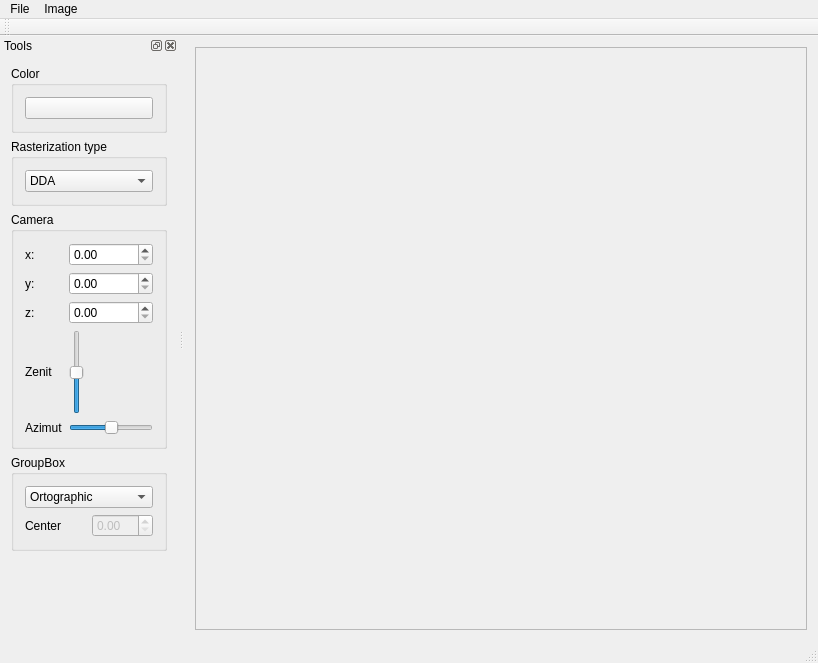
Qt form src/ThreeDViewer.ui (TimurKr/DigitalElevationModel) before a commit.
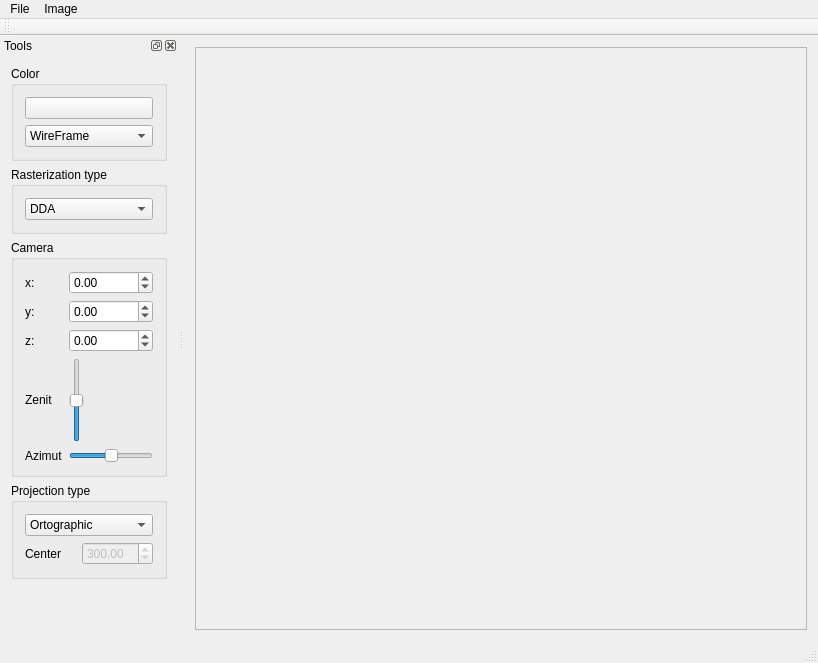
The same form after that commit.

Commit message: Somewhat working coloring based on side, troubles with z-index

```diff
--- a/src/ThreeDViewer.ui
+++ b/src/ThreeDViewer.ui
@@ -92,6 +92,25 @@
           </property>
          </widget>
         </item>
+        <item>
+         <widget class="QComboBox" name="coloring_type">
+          <item>
+           <property name="text">
+            <string>WireFrame</string>
+           </property>
+          </item>
+          <item>
+           <property name="text">
+            <string>Vertex</string>
+           </property>
+          </item>
+          <item>
+           <property name="text">
+            <string>Sides</string>
+           </property>
+          </item>
+         </widget>
+        </item>
        </layout>
       </widget>
      </item>
@@ -158,10 +177,24 @@
          </widget>
         </item>
         <item row="0" column="1">
-         <widget class="QDoubleSpinBox" name="camera_x"/>
+         <widget class="QDoubleSpinBox" name="camera_x">
+          <property name="minimum">
+           <double>-1000.000000000000000</double>
+          </property>
+          <property name="maximum">
+           <double>1000.000000000000000</double>
+          </property>
+         </widget>
         </item>
         <item row="1" column="1">
-         <widget class="QDoubleSpinBox" name="camera_y"/>
+         <widget class="QDoubleSpinBox" name="camera_y">
+          <property name="minimum">
+           <double>-1000.000000000000000</double>
+          </property>
+          <property name="maximum">
+           <double>1000.000000000000000</double>
+          </property>
+         </widget>
         </item>
         <item row="3" column="1">
          <widget class="QSlider" name="camera_zenit">
@@ -189,7 +222,14 @@
          </widget>
         </item>
         <item row="2" column="1">
-         <widget class="QDoubleSpinBox" name="camera_z"/>
+         <widget class="QDoubleSpinBox" name="camera_z">
+          <property name="minimum">
+           <double>-1000.000000000000000</double>
+          </property>
+          <property name="maximum">
+           <double>1000.000000000000000</double>
+          </property>
+         </widget>
         </item>
         <item row="0" column="0">
          <widget class="QLabel" name="label_3">
@@ -218,7 +258,7 @@
      <item>
       <widget class="QGroupBox" name="groupBox_4">
        <property name="title">
-        <string>GroupBox</string>
+        <string>Projection type</string>
        </property>
        <layout class="QGridLayout" name="gridLayout_3">
         <item row="1" column="0">
@@ -233,6 +273,15 @@
           <property name="enabled">
            <bool>false</bool>
           </property>
+          <property name="minimum">
+           <double>1.000000000000000</double>
+          </property>
+          <property name="maximum">
+           <double>1000.000000000000000</double>
+          </property>
+          <property name="value">
+           <double>300.000000000000000</double>
+          </property>
          </widget>
         </item>
         <item row="0" column="0" colspan="2">
```
Left out of the diff: 4 changed lines with no effect on the pictures. The commit also changes 7 other files.
